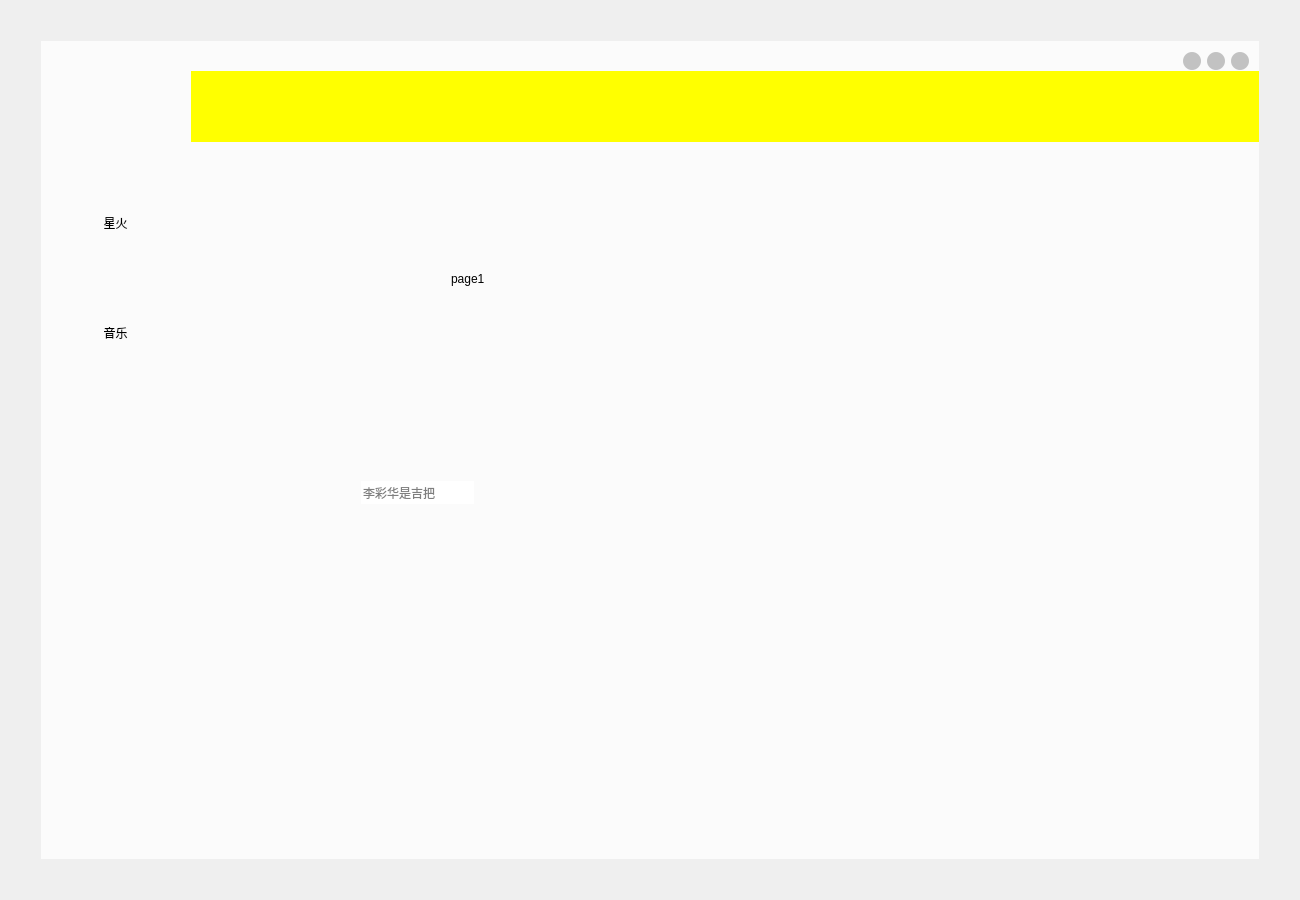
Old version of the form Audio/framelessWidget.ui in the repository Airwaves1/Audio-test.
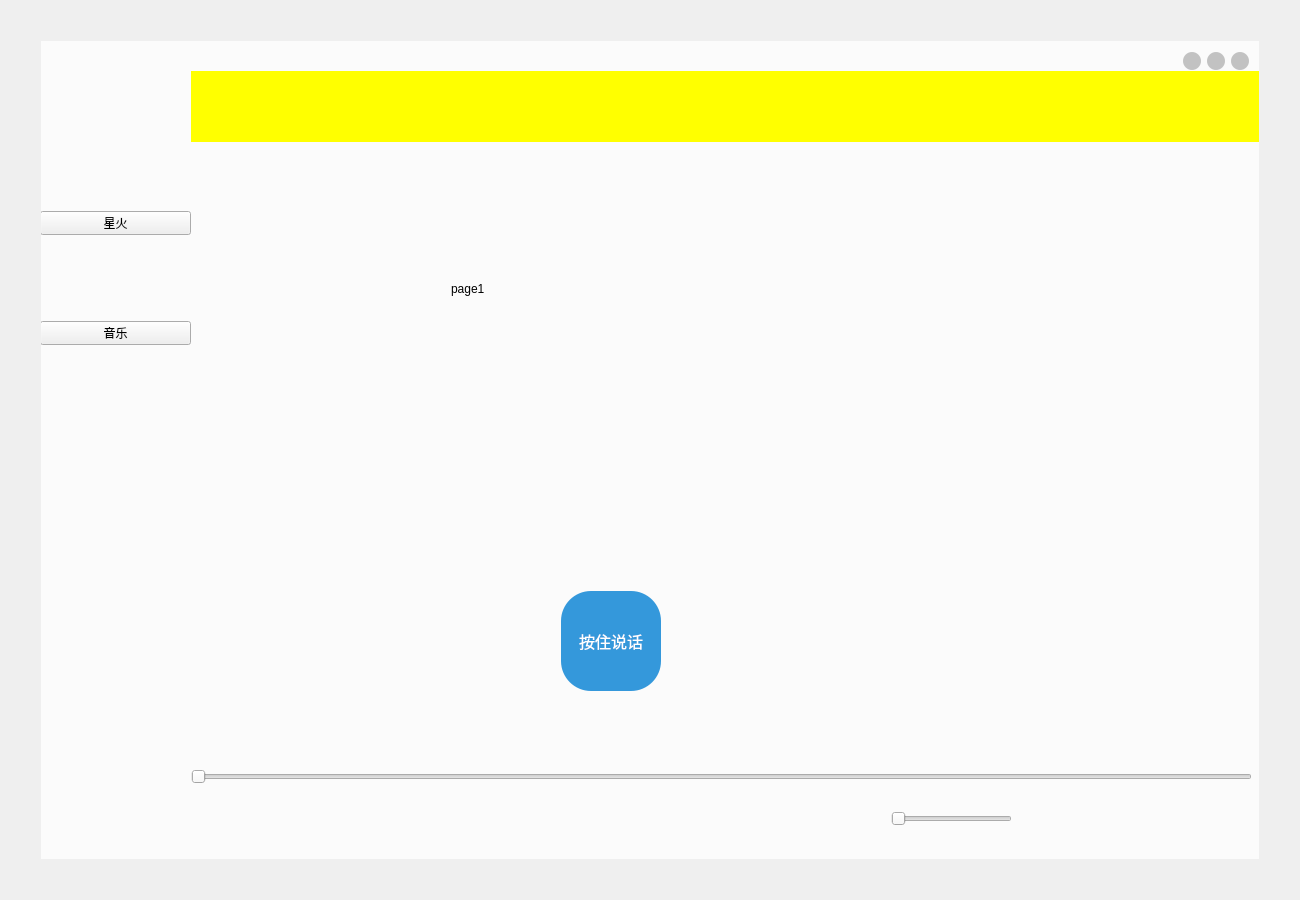
New version of the form. The open tabs and pages were chosen to show the change. Icons and pictures are not drawn. Custom widgets are drawn as their Qt base class.

```diff
--- a/Audio/framelessWidget.ui
+++ b/Audio/framelessWidget.ui
@@ -14,16 +14,7 @@
    <string>MainWindow</string>
   </property>
   <property name="styleSheet">
-   <string notr="true">*{
-	border:none;
-}
-QPushButton:hover {
-    border-color: #3498db; /* 鼠标悬停时的边框颜色 */
-}
-
-QPushButton:pressed {
-    background-color: #d5eaf2; /* 按下按钮时的背景颜色，非常浅的蓝色 */
-}</string>
+   <string notr="true"/>
   </property>
   <layout class="QGridLayout" name="gridLayout_2">
    <item row="0" column="0">
@@ -226,8 +217,8 @@
                 <property name="geometry">
                  <rect>
                   <x>-50</x>
-                  <y>-10</y>
-                  <width>1071</width>
+                  <y>0</y>
+                  <width>1121</width>
                   <height>621</height>
                  </rect>
                 </property>
@@ -251,20 +242,35 @@
                    <string>page1</string>
                   </property>
                  </widget>
-                 <widget class="QtMaterialAutoComplete" name="lineEdit">
+                 <widget class="QtMaterialFlatButton" name="record_pushButton">
                   <property name="geometry">
                    <rect>
-                    <x>220</x>
-                    <y>350</y>
-                    <width>113</width>
-                    <height>23</height>
+                    <x>420</x>
+                    <y>450</y>
+                    <width>100</width>
+                    <height>100</height>
                    </rect>
                   </property>
-                  <property name="inputMask">
-                   <string/>
+                  <property name="styleSheet">
+                   <string notr="true">QPushButton {
+    border-radius: 30px; /* 圆形按钮，半径为按钮宽度的一半 */
+    width: 60px; /* 按钮宽度 */
+    height: 60px; /* 按钮高度 */
+    background-color: #3498db; /* 按钮的背景颜色，可以根据需要修改 */
+    color: white; /* 文字颜色 */
+    font-size: 16px; /* 文字大小 */
+    border: none; /* 无边框 */
+    box-shadow: 2px 2px 4px rgba(0, 0, 0, 0.3); /* 按钮按下时的阴影效果 */
+}
+
+QPushButton:pressed {
+    box-shadow: none; /* 去除按下时的阴影效果 */
+}
+
+</string>
                   </property>
-                  <property name="placeholderText">
-                   <string>李彩华是吉把</string>
+                  <property name="text">
+                   <string>按住说话</string>
                   </property>
                  </widget>
                 </widget>
@@ -344,13 +350,23 @@
                 </rect>
                </property>
                <property name="styleSheet">
-                <string notr="true"/>
+                <string notr="true">*{
+    border:none
+
+}
+QPushButton:hover {
+    border-color: #3498db; /* 鼠标悬停时的边框颜色 */
+}
+
+QPushButton:pressed {
+    background-color: #d5eaf2; /* 按下按钮时的背景颜色，非常浅的蓝色 */
+}</string>
                </property>
                <widget class="QPushButton" name="dir_pushButton">
                 <property name="geometry">
                  <rect>
-                  <x>210</x>
-                  <y>20</y>
+                  <x>200</x>
+                  <y>30</y>
                   <width>50</width>
                   <height>50</height>
                  </rect>
@@ -365,9 +381,9 @@
                <widget class="QPushButton" name="play_pushButton">
                 <property name="geometry">
                  <rect>
-                  <x>450</x>
-                  <y>20</y>
-                  <width>50</width>
+                  <x>440</x>
+                  <y>30</y>
+                  <width>60</width>
                   <height>50</height>
                  </rect>
                 </property>
@@ -381,8 +397,8 @@
                <widget class="QPushButton" name="pre_pushButton">
                 <property name="geometry">
                  <rect>
-                  <x>340</x>
-                  <y>20</y>
+                  <x>330</x>
+                  <y>30</y>
                   <width>50</width>
                   <height>50</height>
                  </rect>
@@ -397,8 +413,8 @@
                <widget class="QPushButton" name="next_pushButton">
                 <property name="geometry">
                  <rect>
-                  <x>560</x>
-                  <y>20</y>
+                  <x>550</x>
+                  <y>30</y>
                   <width>50</width>
                   <height>50</height>
                  </rect>
@@ -413,8 +429,8 @@
                <widget class="QPushButton" name="volume_pushButton">
                 <property name="geometry">
                  <rect>
-                  <x>670</x>
-                  <y>20</y>
+                  <x>660</x>
+                  <y>30</y>
                   <width>50</width>
                   <height>50</height>
                  </rect>
@@ -427,6 +443,32 @@
                  <string/>
                 </property>
                </widget>
+               <widget class="QtMaterialSlider" name="horizontalSlider">
+                <property name="geometry">
+                 <rect>
+                  <x>0</x>
+                  <y>0</y>
+                  <width>1061</width>
+                  <height>31</height>
+                 </rect>
+                </property>
+                <property name="orientation">
+                 <enum>Qt::Horizontal</enum>
+                </property>
+               </widget>
+               <widget class="QtMaterialSlider" name="horizontalSlider_2">
+                <property name="geometry">
+                 <rect>
+                  <x>700</x>
+                  <y>50</y>
+                  <width>121</width>
+                  <height>16</height>
+                 </rect>
+                </property>
+                <property name="orientation">
+                 <enum>Qt::Horizontal</enum>
+                </property>
+               </widget>
               </widget>
               <widget class="QWidget" name="top_widget" native="true">
                <property name="geometry">
@@ -489,9 +531,14 @@
  </widget>
  <customwidgets>
   <customwidget>
-   <class>QtMaterialAutoComplete</class>
-   <extends>QLineEdit</extends>
-   <header location="global">qtmaterialautocomplete.h</header>
+   <class>QtMaterialSlider</class>
+   <extends>QSlider</extends>
+   <header location="global">qtmaterialslider.h</header>
+  </customwidget>
+  <customwidget>
+   <class>QtMaterialFlatButton</class>
+   <extends>QPushButton</extends>
+   <header location="global">qtmaterialflatbutton.h</header>
   </customwidget>
  </customwidgets>
  <resources/>
```
Left out of the diff: 8 changed lines with no effect on the pictures.
